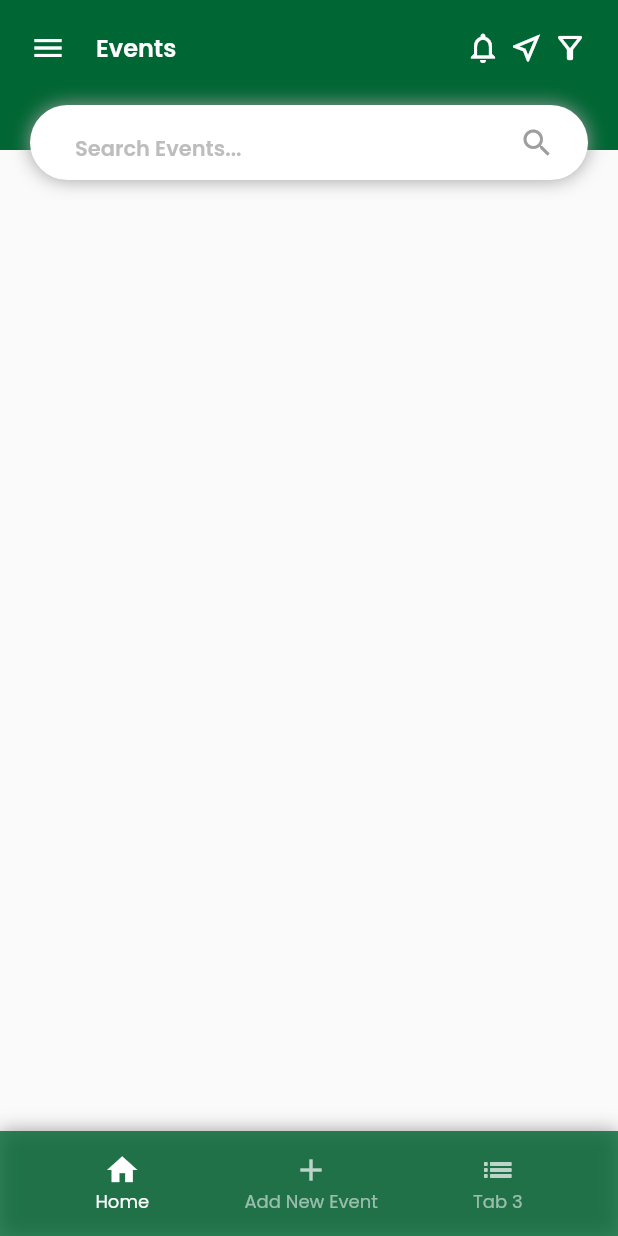
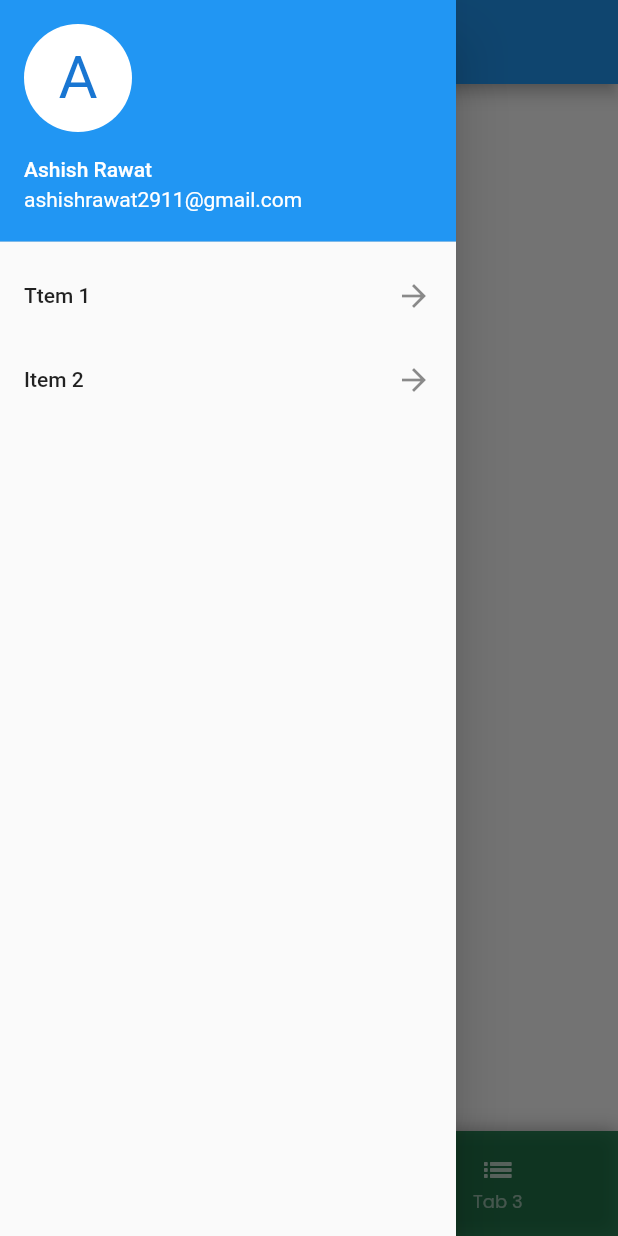
Before and after one commit to Terry9110/MobileCampsu2, a Flutter app: the EventsList screen opened directly, with the side drawer open (before the commit the screen has no drawer), on a phone screen of 412 x 824 dp. Run offline on Flutter 3.47's test engine with Material 2 defaults, Android fonts, the phone set to English and light mode, and no system bars; our stand-ins replace cloud_firestore, cloud_functions, date_field, firebase_auth, firebase_core, firebase_storage and 5 more; missing offline and left inert: gender_picker; accounts and stored records are empty.

```diff
--- a/lib/EventsList/events_list.dart
+++ b/lib/EventsList/events_list.dart
@@ -34,15 +34,48 @@ class _EventsList extends State<EventsList> {
       print(provider.eventsList);
     });
     return SafeArea(
-        top: true,
+
+        // top: true,
         child: Scaffold(
-          // app
+            appBar: AppBar(
+              title: Text('Events'),
+            ),
+            drawer: Drawer(
+              child: ListView(
+                children: [
+                  UserAccountsDrawerHeader(
+                    accountName: Text("Ashish Rawat"),
+                    accountEmail: Text("ashishrawat2911@gmail.com"),
+                    currentAccountPicture: CircleAvatar(
+                      backgroundColor:
+                          Theme.of(context).platform == TargetPlatform.iOS
+                              ? Colors.blue
+                              : Colors.white,
+                      child: Text(
+                        "A",
+                        style: TextStyle(fontSize: 40.0),
+                      ),
+                    ),
+                  ),
+                  ListTile(
+                    title: Text("Ttem 1"),
+                    trailing: Icon(Icons.arrow_forward),
+                    onTap: () {},
+                  ),
+                  ListTile(
+                    title: Text("Item 2"),
+                    trailing: Icon(Icons.arrow_forward),
+                    onTap: () {},
+                  ),
+                ],
+              ),
+            ),
             bottomNavigationBar: bottomBar(),
             body: Column(
               mainAxisAlignment: MainAxisAlignment.start,
               crossAxisAlignment: CrossAxisAlignment.start,
               children: [
-                topBar(),
+                // topBar(),
                 Expanded(
                     child: Container(
                   padding: const EdgeInsets.only(
@@ -163,6 +196,7 @@ class _EventsList extends State<EventsList> {
             mainAxisAlignment: MainAxisAlignment.start,
             crossAxisAlignment: CrossAxisAlignment.start,
             children: [
+              // divider(),
               const Icon(Icons.menu, color: Colors.white),
               const SizedBox(width: 20),
               Text('Events',
--- a/lib/main.dart
+++ b/lib/main.dart
@@ -1,6 +1,8 @@
 import 'package:campus2/Auth/components/EnterOTP/phone_login.dart';
 import 'package:campus2/EventsDetail/model/event_list_model.dart';
+import 'package:campus2/EventsList/events_list.dart';
 import 'package:campus2/LoginScreen/login_page.dart';
+import 'package:campus2/SignupScreen/Signup_method.dart';
 import 'package:flutter/material.dart';
 import 'package:provider/provider.dart';
 import 'package:firebase_core/firebase_core.dart';
@@ -32,7 +34,7 @@ class MyApp extends StatelessWidget {
           theme: ThemeData(
             primarySwatch: Colors.blue,
           ),
-          home: PhoneSignUpScreen(),
+          home: EventsList(),
           // home: EventsList(),
           // home: const MyHomePage(title: 'Flutter Demo Home Page'),
         ));
```
